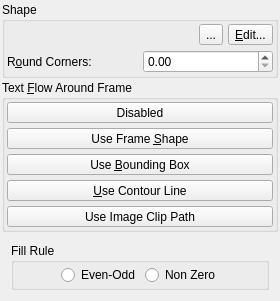
scribusproject/scribus, file scribus/ui/propertiespalette_shapebase.ui: the form before one commit.
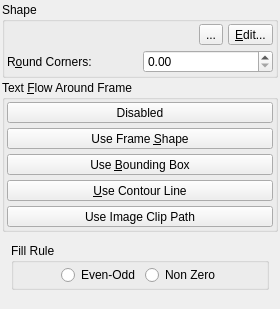
The form after the commit. Custom widgets are drawn as their Qt base class.

The edit to the form file:
```diff
--- a/scribus/ui/propertiespalette_shapebase.ui
+++ b/scribus/ui/propertiespalette_shapebase.ui
@@ -7,7 +7,7 @@
     <x>0</x>
     <y>0</y>
     <width>280</width>
-    <height>281</height>
+    <height>309</height>
    </rect>
   </property>
   <property name="windowTitle">
```
Left out of the diff: 46 changed lines with no effect on the pictures.
